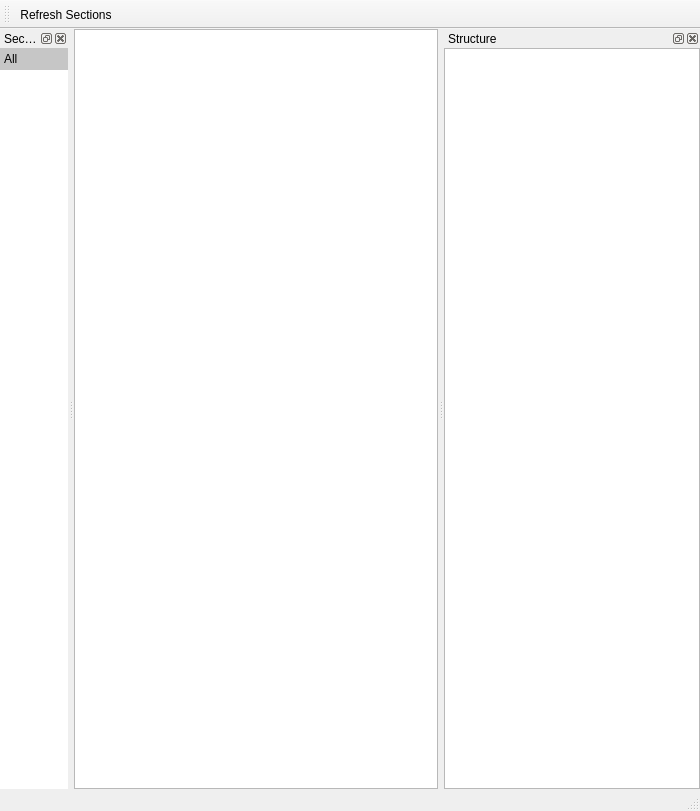
This is src/FusionForever_Editor/fusionforever_editor.ui in danishcake/FusionForever as Qt 5 draws it before an edit. The edited form follows.
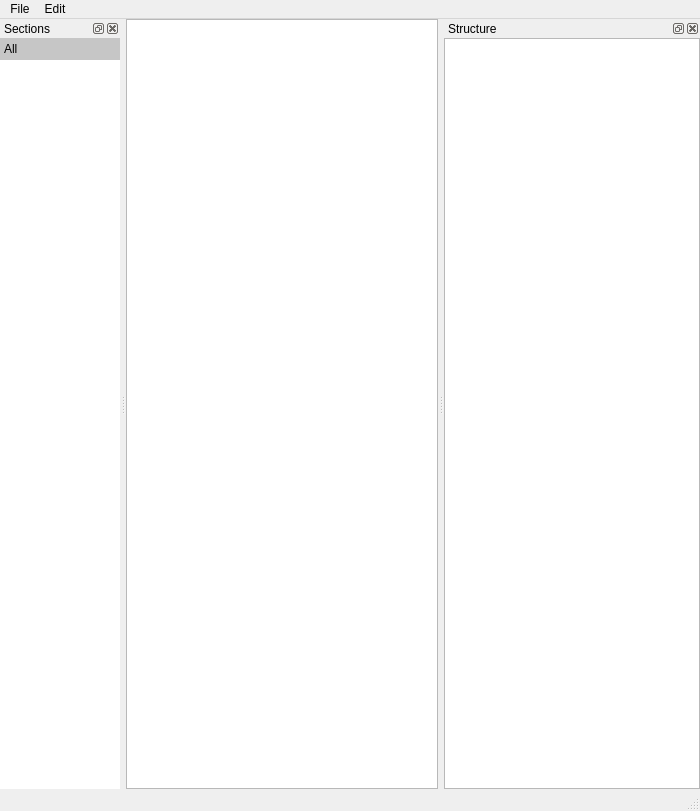
This is the edited form. Custom widgets are drawn as their Qt base class.

Commit message: Made the editor work. Rotation, dragging, adding of all sections (save cores). Saving, loading, new file etc. Broke FusionForver game atm though!

Diff of the .ui file:
```diff
--- a/src/FusionForever_Editor/fusionforever_editor.ui
+++ b/src/FusionForever_Editor/fusionforever_editor.ui
@@ -36,15 +36,25 @@
      <height>19</height>
     </rect>
    </property>
-  </widget>
-  <widget class="QToolBar" name="mainToolBar">
-   <attribute name="toolBarArea">
-    <enum>TopToolBarArea</enum>
-   </attribute>
-   <attribute name="toolBarBreak">
-    <bool>false</bool>
-   </attribute>
-   <addaction name="actionRefresh_Sections"/>
+   <widget class="QMenu" name="menuFile">
+    <property name="title">
+     <string>File</string>
+    </property>
+    <addaction name="actionNew"/>
+    <addaction name="actionOpen"/>
+    <addaction name="separator"/>
+    <addaction name="actionSave"/>
+    <addaction name="separator"/>
+    <addaction name="actionExit"/>
+   </widget>
+   <widget class="QMenu" name="menuEdit">
+    <property name="title">
+     <string>Edit</string>
+    </property>
+    <addaction name="actionDelete_selection"/>
+   </widget>
+   <addaction name="menuFile"/>
+   <addaction name="menuEdit"/>
   </widget>
   <widget class="QStatusBar" name="statusBar"/>
   <widget class="QDockWidget" name="dockWidget_3">
@@ -66,6 +76,18 @@
    </widget>
   </widget>
   <widget class="QDockWidget" name="dockSections">
+   <property name="sizePolicy">
+    <sizepolicy hsizetype="Preferred" vsizetype="Preferred">
+     <horstretch>0</horstretch>
+     <verstretch>0</verstretch>
+    </sizepolicy>
+   </property>
+   <property name="minimumSize">
+    <size>
+     <width>120</width>
+     <height>99</height>
+    </size>
+   </property>
    <property name="contextMenuPolicy">
     <enum>Qt::ActionsContextMenu</enum>
    </property>
@@ -110,8 +132,8 @@
          <rect>
           <x>0</x>
           <y>0</y>
-          <width>92</width>
-          <height>707</height>
+          <width>120</width>
+          <height>731</height>
          </rect>
         </property>
         <attribute name="label">
@@ -133,7 +155,7 @@
   </widget>
   <action name="actionRefresh_Sections">
    <property name="text">
-    <string>Refresh Sections</string>
+    <string>Delete selection</string>
    </property>
    <property name="toolTip">
     <string>Reloads the section list</string>
```
Left out of the diff: 36 changed lines with no effect on the pictures. The commit also changes 11 other files.
